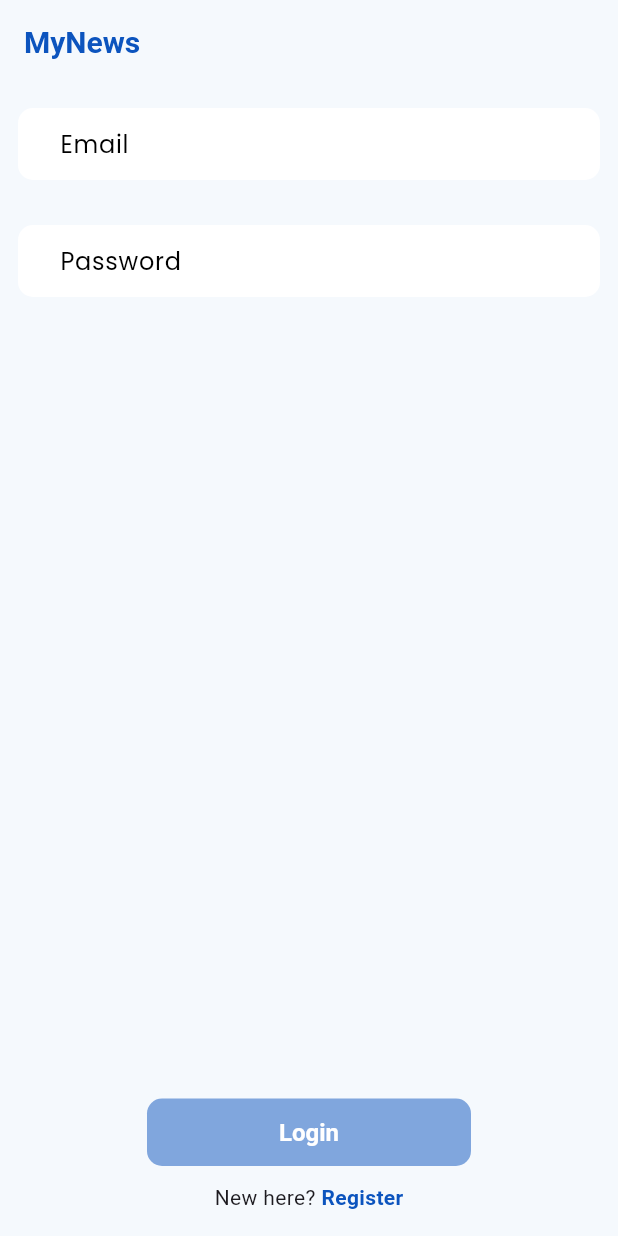
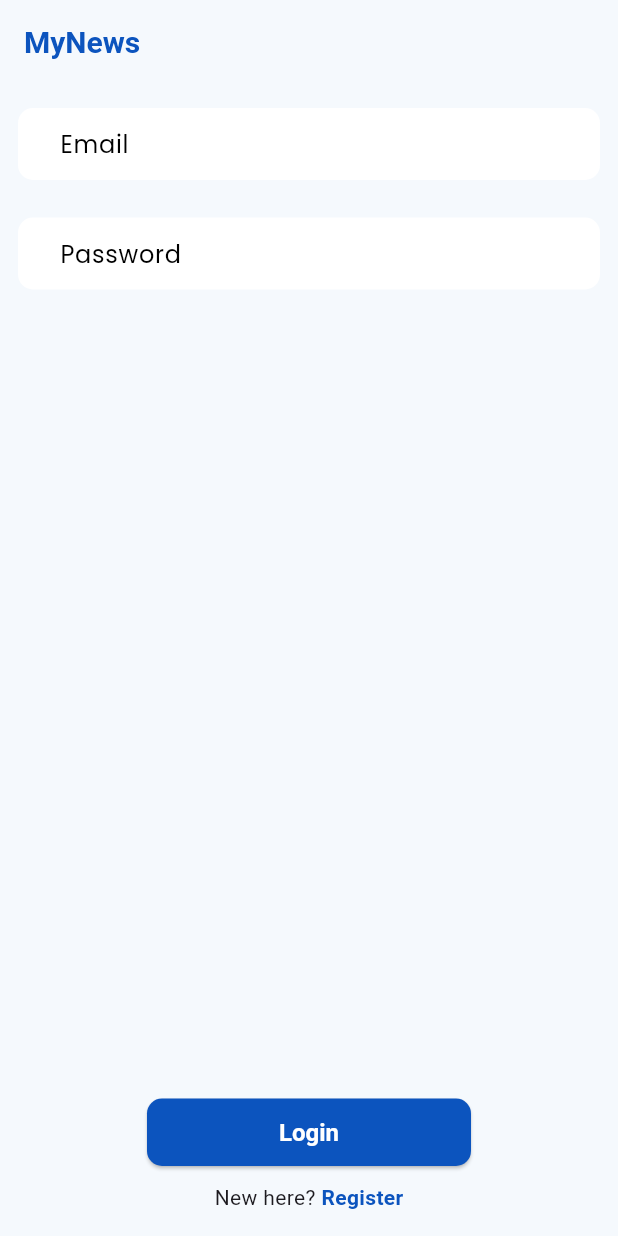
Before and after one commit to sagnik-sanyal/my_newz, a Flutter app: the screen it shows after launch, on a phone screen of 412 x 824 dp. Run offline on Flutter 3.47's test engine with Material 3 defaults, Android fonts, the phone set to English and light mode, and no system bars; drawn by our look-alikes of reactive_forms; our stand-ins replace google_fonts.

Commit message:
Refactor UI constants and update app theme in app_theme.dart and ui_constants.dart

```diff
--- a/lib/features/auth/screens/login_screen.dart
+++ b/lib/features/auth/screens/login_screen.dart
@@ -3,11 +3,13 @@ import 'package:reactive_forms/reactive_forms.dart';
 
 import '../../../app/constants/app_colors.dart';
 import '../../../app/constants/ui_constants.dart';
+import '../../../shared/extensions/context_ext.dart';
 import '../../../shared/extensions/widget_ext.dart';
 import '../../../shared/widgets/app_text.dart';
 import '../../../shared/widgets/loading_button.dart';
 import '../widgets/email_field.dart';
 import '../widgets/password_field.dart';
+import 'signup_screen.dart';
 
 @immutable
 class LoginScreen extends StatelessWidget {
@@ -33,6 +35,7 @@ class LoginScreen extends StatelessWidget {
   Widget build(BuildContext context) {
     return Scaffold(
       appBar: AppBar(
+        automaticallyImplyLeading: false,
         title: AppText.bold('MyNews', color: AppColors.primary, fontSize: 20),
       ),
       body: ReactiveFormBuilder(
@@ -43,9 +46,7 @@ class LoginScreen extends StatelessWidget {
             children: <Widget>[
               Expanded(child: _buildFields()),
               _buildButton(),
-              const Padding(
-                padding: EdgeInsets.only(top: vPadding / 1.5),
-                child: Text.rich(
+              const Text.rich(
                 TextSpan(
                   text: 'New here? ',
                   style: TextStyle(fontWeight: FontWeight.w400),
@@ -59,24 +60,22 @@ class LoginScreen extends StatelessWidget {
                     ),
                   ],
                 ),
-                ),
-              ),
+              ).padding(const EdgeInsets.only(top: vPadding / 1.5)),
             ],
           ),
         ),
-      ).addPadding(),
+      ).padding(),
     );
   }
 
   /// Builds the fields required for the form
   SingleChildScrollView _buildFields() {
-    return const SingleChildScrollView(
+    return SingleChildScrollView(
       child: Column(
         children: <Widget>[
-          EmailField(controlName: 'email'),
-          SizedBox(height: 30),
-          PasswordField(controlName: 'password'),
-        ],
+          const EmailField(controlName: 'email'),
+          const PasswordField(controlName: 'password'),
+        ].addSpacing(25),
       ),
     );
   }
@@ -85,8 +84,11 @@ class LoginScreen extends StatelessWidget {
   ReactiveFormConsumer _buildButton() {
     return ReactiveFormConsumer(
       child: const Text('Login'),
-      builder: (_, FormGroup form, Widget? child) => LoadingButton(
-        onPressed: form.valid ? () {} : null,
+      builder: (BuildContext cxt, FormGroup form, Widget? text) {
+        final bool isValid = form.valid;
+        return LoadingButton(
+          onPressed:
+              !isValid ? () => cxt.push<void>(const SignupScreen()) : null,
           style: ElevatedButton.styleFrom(
             minimumSize: const Size(220, 49),
             backgroundColor: AppColors.primary,
@@ -94,8 +96,9 @@ class LoginScreen extends StatelessWidget {
               borderRadius: BorderRadius.circular(10),
             ),
           ),
-        child: child,
-      ),
+          child: text,
+        );
+      },
     );
   }
 }
--- a/lib/shared/extensions/widget_ext.dart
+++ b/lib/shared/extensions/widget_ext.dart
@@ -19,7 +19,7 @@ extension ListWidgetX on List<Widget> {
 /// Extension methods for the [Widget] class
 extension WidgetX on Widget {
   /// Adds padding to the widget
-  Padding addPadding([EdgeInsetsGeometry? padding]) {
+  Padding padding([EdgeInsetsGeometry? padding]) {
     return Padding(
       padding: padding ??
           const EdgeInsets.symmetric(horizontal: hPadding, vertical: vPadding),
```
Also changed, not shown: lib/features/auth/screens/signup_screen.dart (+19 -2 lines), lib/shared/extensions/context_ext.dart (+8 -0 lines). Lines whose indentation alone changed are shown as unchanged.
